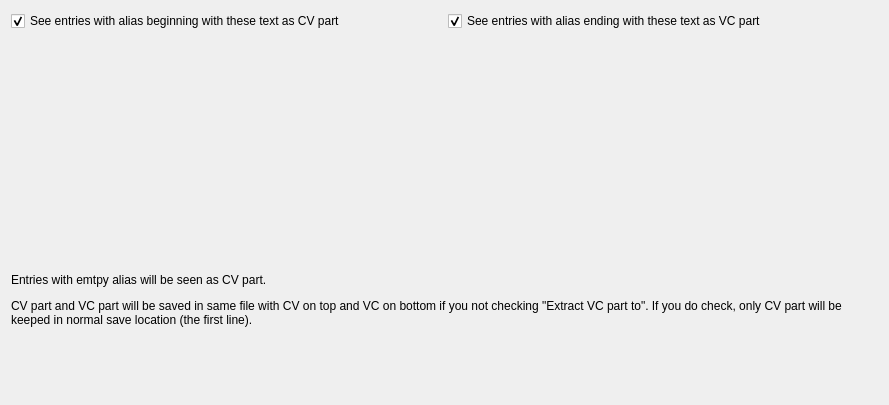
This is src/cv_vcPartSplit/cv_vcpartsplitoptionwidget.ui in shine5402/KiraOtoToolbox as Qt 5 draws it before an edit. The edited form follows.
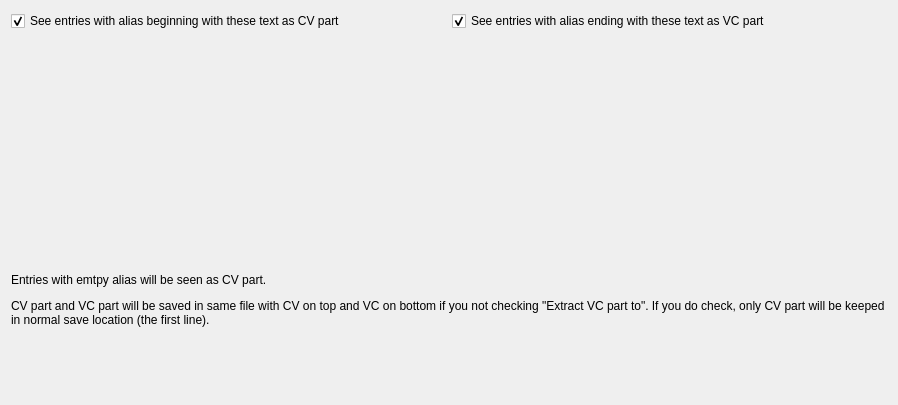
This is the edited form. Custom widgets are drawn as their Qt base class.

```diff
--- a/src/cv_vcPartSplit/cv_vcpartsplitoptionwidget.ui
+++ b/src/cv_vcPartSplit/cv_vcpartsplitoptionwidget.ui
@@ -6,7 +6,7 @@
    <rect>
     <x>0</x>
     <y>0</y>
-    <width>889</width>
+    <width>898</width>
     <height>405</height>
    </rect>
   </property>
```
Left out of the diff: 2 changed lines with no effect on the pictures.
